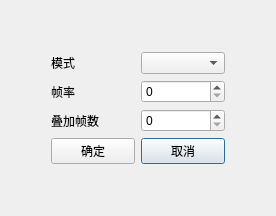
Old version of the form RayimDR/UI/DetCfgDialog.ui in the repository wangyunfu1996/RayimDR.
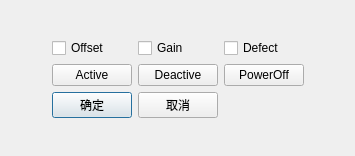
New version of the form. Custom widgets are drawn as their Qt base class.

Commit message: 调试gain

The edit to the form file:
```diff
--- a/RayimDR/UI/DetCfgDialog.ui
+++ b/RayimDR/UI/DetCfgDialog.ui
@@ -6,98 +6,49 @@
    <rect>
     <x>0</x>
     <y>0</y>
-    <width>276</width>
-    <height>216</height>
+    <width>355</width>
+    <height>156</height>
    </rect>
   </property>
   <property name="windowTitle">
    <string>DetCfgDialog</string>
   </property>
-  <layout class="QGridLayout" name="gridLayout" columnstretch="0,1,1,0">
-   <item row="2" column="2">
-    <widget class="ElaSpinBox" name="spinBox_fps"/>
-   </item>
-   <item row="3" column="2">
-    <widget class="ElaSpinBox" name="spinBox_add"/>
-   </item>
-   <item row="4" column="2">
-    <widget class="ElaPushButton" name="pushButton_cancel">
-     <property name="text">
-      <string>取消</string>
-     </property>
-    </widget>
-   </item>
-   <item row="1" column="0">
-    <spacer name="horizontalSpacer">
-     <property name="orientation">
-      <enum>Qt::Horizontal</enum>
-     </property>
-     <property name="sizeHint" stdset="0">
-      <size>
-       <width>40</width>
-       <height>20</height>
-      </size>
-     </property>
-    </spacer>
-   </item>
-   <item row="1" column="2">
-    <widget class="ElaComboBox" name="comboBox_mode"/>
-   </item>
+  <layout class="QGridLayout" name="gridLayout" columnstretch="0,0,0,0,0">
    <item row="1" column="1">
-    <widget class="ElaText" name="label">
+    <widget class="ElaCheckBox" name="checkBox_Offset">
      <property name="text">
-      <string>模式</string>
+      <string>Offset</string>
      </property>
     </widget>
    </item>
+   <item row="0" column="1">
+    <spacer name="verticalSpacer_2">
+     <property name="orientation">
+      <enum>Qt::Vertical</enum>
+     </property>
+     <property name="sizeHint" stdset="0">
+      <size>
+       <width>20</width>
+       <height>40</height>
+      </size>
+     </property>
+    </spacer>
+   </item>
    <item row="3" column="1">
-    <widget class="ElaText" name="label_3">
-     <property name="text">
-      <string>叠加帧数</string>
-     </property>
-    </widget>
-   </item>
-   <item row="4" column="1">
     <widget class="ElaPushButton" name="pushButton_confirm">
      <property name="text">
       <string>确定</string>
      </property>
     </widget>
    </item>
-   <item row="0" column="1">
-    <spacer name="verticalSpacer_2">
-     <property name="orientation">
-      <enum>Qt::Vertical</enum>
-     </property>
-     <property name="sizeHint" stdset="0">
-      <size>
-       <width>20</width>
-       <height>40</height>
-      </size>
-     </property>
-    </spacer>
-   </item>
-   <item row="2" column="1">
-    <widget class="ElaText" name="label_2">
-     <property name="text">
-      <string>帧率</string>
-     </property>
-    </widget>
-   </item>
    <item row="1" column="3">
-    <spacer name="horizontalSpacer_2">
-     <property name="orientation">
-      <enum>Qt::Horizontal</enum>
+    <widget class="ElaCheckBox" name="checkBox_Defect">
+     <property name="text">
+      <string>Defect</string>
      </property>
-     <property name="sizeHint" stdset="0">
-      <size>
-       <width>40</width>
-       <height>20</height>
-      </size>
-     </property>
-    </spacer>
+    </widget>
    </item>
-   <item row="5" column="1">
+   <item row="4" column="1">
     <spacer name="verticalSpacer">
      <property name="orientation">
       <enum>Qt::Vertical</enum>
@@ -110,29 +61,80 @@
      </property>
     </spacer>
    </item>
+   <item row="1" column="2">
+    <widget class="ElaCheckBox" name="checkBox_Gain">
+     <property name="text">
+      <string>Gain</string>
+     </property>
+    </widget>
+   </item>
+   <item row="3" column="2">
+    <widget class="ElaPushButton" name="pushButton_cancel">
+     <property name="text">
+      <string>取消</string>
+     </property>
+    </widget>
+   </item>
+   <item row="1" column="4">
+    <spacer name="horizontalSpacer_2">
+     <property name="orientation">
+      <enum>Qt::Horizontal</enum>
+     </property>
+     <property name="sizeHint" stdset="0">
+      <size>
+       <width>40</width>
+       <height>20</height>
+      </size>
+     </property>
+    </spacer>
+   </item>
+   <item row="1" column="0">
+    <spacer name="horizontalSpacer">
+     <property name="orientation">
+      <enum>Qt::Horizontal</enum>
+     </property>
+     <property name="sizeHint" stdset="0">
+      <size>
+       <width>40</width>
+       <height>20</height>
+      </size>
+     </property>
+    </spacer>
+   </item>
+   <item row="2" column="1">
+    <widget class="QPushButton" name="pushButton_Active">
+     <property name="text">
+      <string>Active</string>
+     </property>
+    </widget>
+   </item>
+   <item row="2" column="2">
+    <widget class="QPushButton" name="pushButton_Deactive">
+     <property name="text">
+      <string>Deactive</string>
+     </property>
+    </widget>
+   </item>
+   <item row="2" column="3">
+    <widget class="QPushButton" name="pushButton_PowerOff">
+     <property name="text">
+      <string>PowerOff</string>
+     </property>
+    </widget>
+   </item>
   </layout>
  </widget>
  <layoutdefault spacing="6" margin="11"/>
  <customwidgets>
-  <customwidget>
-   <class>ElaComboBox</class>
-   <extends>QComboBox</extends>
-   <header>ElaComboBox.h</header>
-  </customwidget>
-  <customwidget>
-   <class>ElaSpinBox</class>
-   <extends>QSpinBox</extends>
-   <header>ElaSpinBox.h</header>
-  </customwidget>
   <customwidget>
    <class>ElaPushButton</class>
    <extends>QPushButton</extends>
    <header>ElaPushButton.h</header>
   </customwidget>
   <customwidget>
-   <class>ElaText</class>
-   <extends>QLabel</extends>
-   <header>ElaText.h</header>
+   <class>ElaCheckBox</class>
+   <extends>QCheckBox</extends>
+   <header>ElaCheckBox.h</header>
   </customwidget>
  </customwidgets>
  <resources/>
```
The commit also changes 18 other files.
